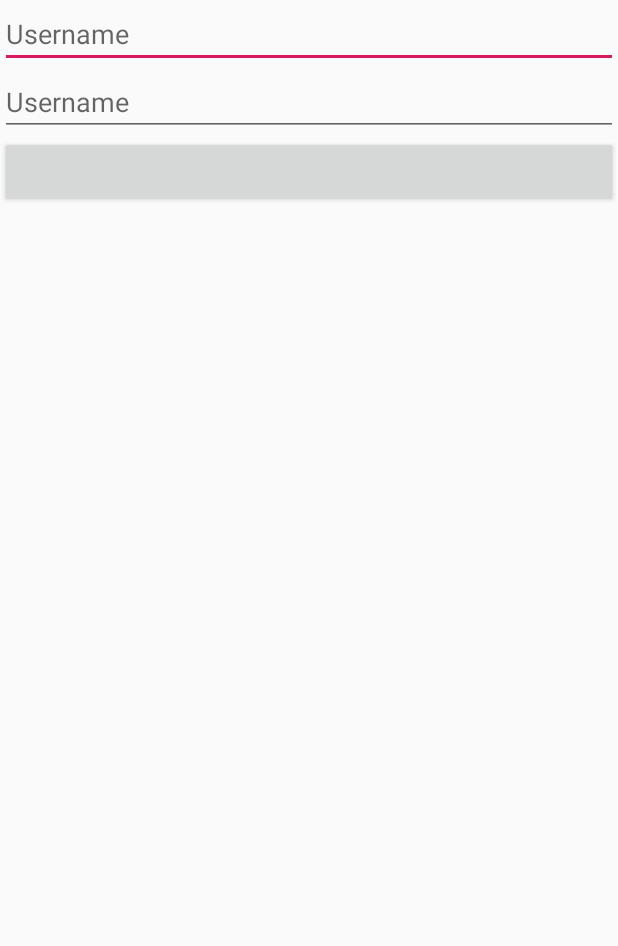
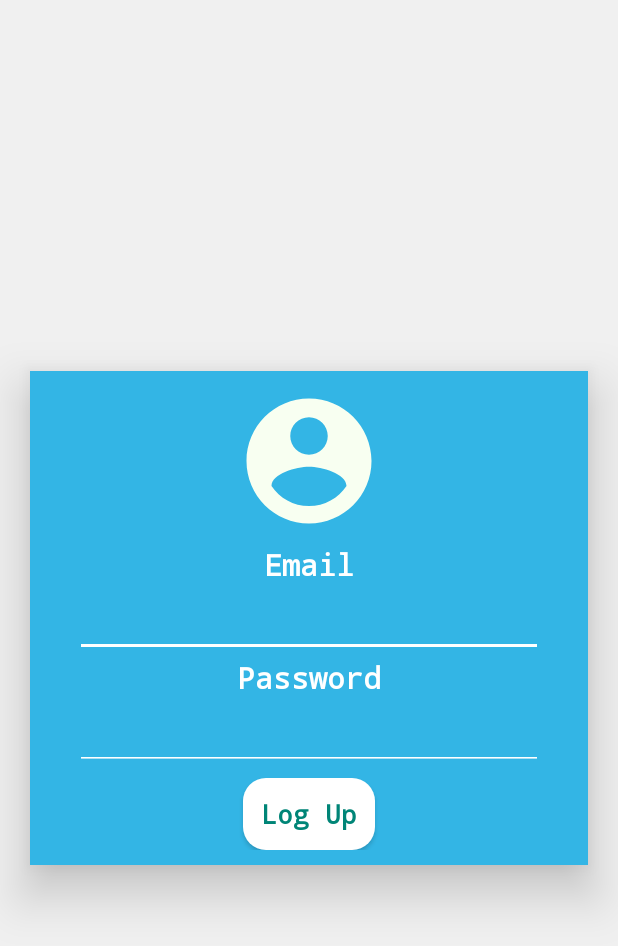
Before and after one commit to poornachandrakashi/Contact_trace, an Android app: the LoginActivity screen opened directly, with no data from a screen before it, on a phone screen of 412 x 824 dp. Shown: the top 946 px of the screen. Run offline under Robolectric (Android 15) with nearby library versions, the phone set to English and light mode, and no system bars; 1 statement that could not run was skipped.

Commit message:
Added Login and SignUp (To be Tested)
Ver 1.6.0

```diff
--- a/app/src/main/AndroidManifest.xml
+++ b/app/src/main/AndroidManifest.xml
@@ -24,7 +24,7 @@
         android:supportsRtl="true"
         android:theme="@style/AppTheme"
         tools:ignore="AllowBackup,GoogleAppIndexingWarning">
-        <activity android:name=".SettingsActivity"></activity>
+        <activity android:name=".SettingsActivity" />
         <activity android:name=".ScannedBLEActivity" />
         <activity android:name=".ResourcesActivity" />
         <activity android:name=".SelfTestActivity" />
@@ -35,11 +35,13 @@
         <activity android:name=".SignUpActivity" />
         <activity android:name=".TestingActivity" />
         <activity android:name=".LauncherActivity">
+
             <intent-filter>
                 <action android:name="android.intent.action.MAIN" />
 
                 <category android:name="android.intent.category.LAUNCHER" />
             </intent-filter>
+
         </activity>
 
         <service android:name=".BroadcastService" />
--- a/app/src/main/java/com/codeyard/aakraman3/LauncherActivity.java
+++ b/app/src/main/java/com/codeyard/aakraman3/LauncherActivity.java
@@ -43,14 +43,15 @@ public class LauncherActivity extends AppCompatActivity {
                     startActivity(new Intent(
                             LauncherActivity.this,
                             SignUpActivity.class));
+                    finish();
+                } else {
+                    startActivity(
+                            new Intent(
+                                    getApplicationContext(),
+                                    MainActivity.class)
+                    );
+                    finish();
                 }
-
-                startActivity(
-                        new Intent(
-                                getApplicationContext(),
-                                MainActivity.class)
-                                .putExtra(Constants.USER_ID, userID));
-                finish();
             }
         }, Constants.SPLASH_SCREEN_TIMEOUT);
 
--- a/app/src/main/java/com/codeyard/aakraman3/LoginActivity.java
+++ b/app/src/main/java/com/codeyard/aakraman3/LoginActivity.java
@@ -22,7 +22,7 @@ import org.json.JSONException;
 import androidx.appcompat.app.AppCompatActivity;
 
 public class LoginActivity extends AppCompatActivity {
-    EditText userName, password;
+    EditText email, password;
     Button loginButton;
     Context context;
 
@@ -78,12 +78,17 @@ public class LoginActivity extends AppCompatActivity {
         super.onCreate(savedInstanceState);
         setContentView(R.layout.activity_login);
 
+//        TODO check if user log in.. if yes redirect to mainactivity
+
+        context = LoginActivity.this;
+        email = findViewById(R.id.login_email);
+        password = findViewById(R.id.login_password);
         loginButton = findViewById(R.id.login_button);
         loginButton.setOnClickListener(new View.OnClickListener() {
             @Override
             public void onClick(View view) {
                 new ServerClass().sendLogin(LoginActivity.this,
-                        userName.getText().toString(),
+                        email.getText().toString(),
                         password.getText().toString());
             }
         });
--- a/app/src/main/java/com/codeyard/aakraman3/SignUpActivity.java
+++ b/app/src/main/java/com/codeyard/aakraman3/SignUpActivity.java
@@ -93,7 +93,7 @@ public class SignUpActivity extends AppCompatActivity {
         super.onCreate(savedInstanceState);
         setContentView(R.layout.activity_sign_up);
         context = SignUpActivity.this;
-        username = findViewById(R.id.username);
+        username = findViewById(R.id.name);
         name = findViewById(R.id.name);
         email = findViewById(R.id.uemail);
         phone = findViewById(R.id.phone);
--- a/app/src/main/java/com/codeyard/aakraman3/server/ServerClass.java
+++ b/app/src/main/java/com/codeyard/aakraman3/server/ServerClass.java
@@ -5,7 +5,6 @@ import android.content.Context;
 import android.content.Intent;
 import android.os.AsyncTask;
 import android.util.Log;
-import android.widget.Toast;
 
 import com.codeyard.aakraman3.constants.Constants;
 import com.codeyard.aakraman3.models.AuthenticationModel;
@@ -105,11 +104,11 @@ public class ServerClass {
                 httpURLConnection.setRequestProperty("Accept", "application/json");
                 httpURLConnection.setDoOutput(true);
 
-                //Get auth token and if it doesnt abort
+                //Get auth token and if it doesn't abort
                 if (params[2].equals("TRUE")) {
                     AuthenticationModel authenticationModel = new AuthenticationModel(mCont);
                     if (authenticationModel.getAuth().equals("")) {
-                        Toast.makeText(mCont, "Authentication keynot dound", Toast.LENGTH_SHORT).show();
+                        Log.d("AUTH", "Authentication keynot dound");
                         return "";
                     }
                     httpURLConnection.addRequestProperty("Authorization", "Bearer " + authenticationModel.getAuth());
--- a/app/src/main/res/layout/activity_login.xml
+++ b/app/src/main/res/layout/activity_login.xml
@@ -3,23 +3,85 @@
     xmlns:tools="http://schemas.android.com/tools"
     android:layout_width="match_parent"
     android:layout_height="match_parent"
+    android:background="#f0f0f0"
+    android:gravity="center"
     android:orientation="vertical"
     tools:context=".LoginActivity">
 
-    <EditText
-        android:id="@+id/username_login_editttext"
+    <LinearLayout
         android:layout_width="match_parent"
         android:layout_height="wrap_content"
-        android:hint="Username" />
+        android:layout_margin="20dp"
+        android:background="@color/blue"
+        android:elevation="20dp"
+        android:gravity="center"
+        android:orientation="vertical"
+        android:padding="10dp">
 
-    <EditText
-        android:id="@+id/passowrd_login_editttext"
-        android:layout_width="match_parent"
-        android:layout_height="wrap_content"
-        android:hint="Username" />
+        <ImageView
+            android:layout_width="100dp"
+            android:layout_height="100dp"
+            android:src="@drawable/ic_account1" />
 
-    <Button
-        android:id="@+id/login_button"
-        android:layout_width="match_parent"
-        android:layout_height="wrap_content" />
+
+        <TextView
+            android:layout_width="wrap_content"
+            android:layout_height="wrap_content"
+            android:layout_marginTop="5dp"
+            android:fontFamily="monospace"
+            android:text="Email"
+            android:textColor="@color/colorAccent"
+            android:textSize="20dp"
+            android:textStyle="bold" />
+
+        <EditText
+            android:id="@+id/login_email"
+            android:layout_width="match_parent"
+            android:layout_height="wrap_content"
+            android:layout_marginLeft="20dp"
+            android:layout_marginRight="20dp"
+            android:backgroundTint="@color/colorAccent"
+            android:cursorVisible="false"
+            android:fontFamily="monospace"
+            android:textColor="@color/colorAccent"
+            android:textSize="20dp"
+            android:textStyle="bold" />
+
+        <TextView
+            android:layout_width="wrap_content"
+            android:layout_height="wrap_content"
+            android:fontFamily="monospace"
+            android:text="Password"
+            android:textColor="@color/colorAccent"
+            android:textSize="20dp"
+            android:textStyle="bold" />
+
+        <EditText
+            android:id="@+id/login_password"
+            android:layout_width="match_parent"
+            android:layout_height="wrap_content"
+            android:layout_marginLeft="20dp"
+            android:layout_marginRight="20dp"
+            android:backgroundTint="@color/colorAccent"
+            android:cursorVisible="false"
+            android:fontFamily="monospace"
+            android:textColor="@color/colorAccent"
+            android:textSize="20dp"
+            android:textStyle="bold" />
+
+        <Button
+            android:id="@+id/login_button"
+            android:layout_width="wrap_content"
+            android:layout_height="wrap_content"
+            android:layout_marginTop="5dp"
+            android:background="@drawable/button1"
+            android:elevation="5dp"
+            android:fontFamily="monospace"
+            android:text="Log Up"
+            android:textAllCaps="false"
+            android:textColor="@color/colorPrimary"
+            android:textSize="18dp"
+            android:textStyle="bold" />
+    </LinearLayout>
+
 </LinearLayout>
--- a/app/src/main/res/layout/activity_main.xml
+++ b/app/src/main/res/layout/activity_main.xml
@@ -19,11 +19,12 @@
 
     <ScrollView
         android:layout_width="match_parent"
+        android:background="#f0f0f0"
         android:layout_height="match_parent">
 
         <LinearLayout
             android:layout_width="match_parent"
-            android:layout_height="match_parent"
+            android:layout_height="wrap_content"
             android:background="#f0f0f0"
             android:orientation="vertical">
 
--- a/app/src/main/res/menu/main_menu.xml
+++ b/app/src/main/res/menu/main_menu.xml
@@ -20,6 +20,9 @@
             android:id="@+id/nav_contact"
             android:icon="@drawable/ic_call"
             android:title="Call Helpline (1075)" />
+        <item
+            android:id="@+id/login"
+            android:title="login now" />
     </group>
 
 </menu>
--- a/app/src/main/res/values/colors.xml
+++ b/app/src/main/res/values/colors.xml
@@ -2,7 +2,7 @@
 <resources>
     <color name="colorPrimary">#008577</color>
     <color name="colorPrimaryDark">#00574B</color>
-    <color name="colorAccent">#D81B60</color>
+    <color name="colorAccent">#FFFFFF</color>
 
     <item name="blue" type="color">#FF33B5E5</item>
     <item name="green" type="color">#FF99CC00</item>
```
Also changed, not shown: app/src/main/java/com/codeyard/aakraman3/MainActivity.java (+5 -2 lines), app/src/main/java/com/codeyard/aakraman3/constants/ServerResponseConstants.java (+8 -7 lines), app/src/main/res/layout/activity_sign_up.xml (+6 -7 lines).
